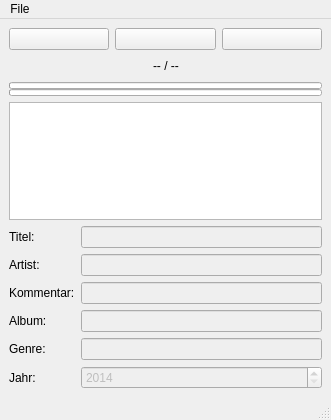
The window that godirec/data/ui/godi_rec.ui (quitejonny/godirec) describes before a commit, drawn with Qt 5.
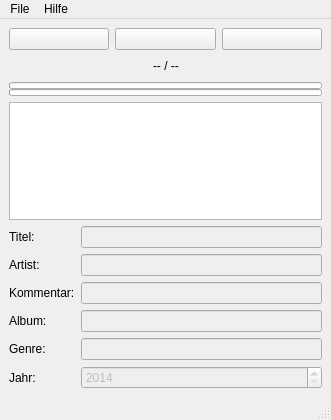
The same window after the commit. Icons and pictures are not drawn.

Diff of the .ui file:
```diff
--- a/godirec/data/ui/godi_rec.ui
+++ b/godirec/data/ui/godi_rec.ui
@@ -288,7 +288,7 @@
      <x>0</x>
      <y>0</y>
      <width>331</width>
-     <height>25</height>
+     <height>21</height>
     </rect>
    </property>
    <widget class="QMenu" name="menuGodiRec">
@@ -299,7 +299,15 @@
     <addaction name="ActionSettings"/>
     <addaction name="ActionExit"/>
    </widget>
+   <widget class="QMenu" name="menuHilfe">
+    <property name="title">
+     <string>Hilfe</string>
+    </property>
+    <addaction name="ActionAbout"/>
+    <addaction name="ActionHelp"/>
+   </widget>
    <addaction name="menuGodiRec"/>
+   <addaction name="menuHilfe"/>
   </widget>
   <widget class="QStatusBar" name="statusbar">
    <property name="sizeGripEnabled">
```
Left out of the diff: 13 changed lines with no effect on the pictures.
